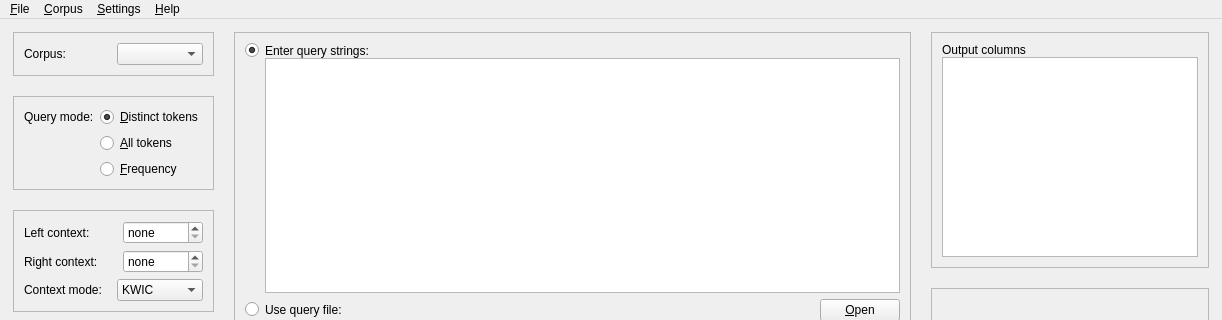
This is coquery/gui/coquery.ui in gkunter/coquery as Qt 5 draws it before an edit; both pictures show x 0 to 1222 and y 0 to 320 of the 1222 by 775 pixel window. The edited form follows.
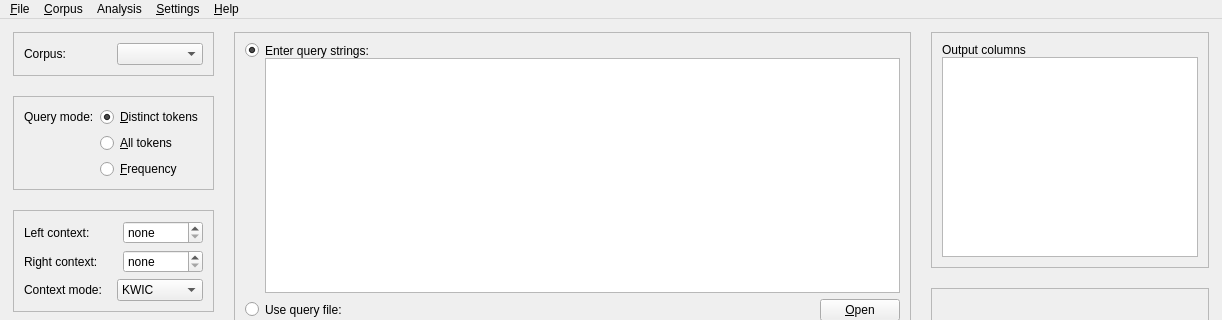
This is the edited form. Icons and pictures are not drawn.

Commit message: Small GUI fixes. Add Analysis menu (e.g. for Tree Map)

```diff
--- a/coquery/gui/coquery.ui
+++ b/coquery/gui/coquery.ui
@@ -899,8 +899,17 @@
     <addaction name="action_mySQL_settings"/>
     <addaction name="action_options"/>
    </widget>
+   <widget class="QMenu" name="menuAnalyse">
+    <property name="title">
+     <string>Analysis</string>
+    </property>
+    <addaction name="action_tree_map"/>
+    <addaction name="action_heat_map"/>
+    <addaction name="action_word_cloud"/>
+   </widget>
    <addaction name="menuFile"/>
    <addaction name="menuCorpus"/>
+   <addaction name="menuAnalyse"/>
    <addaction name="menuSettings"/>
    <addaction name="menuHilfe"/>
   </widget>
```
Left out of the diff: 15 changed lines with no effect on the pictures. The commit also changes 7 other files.
